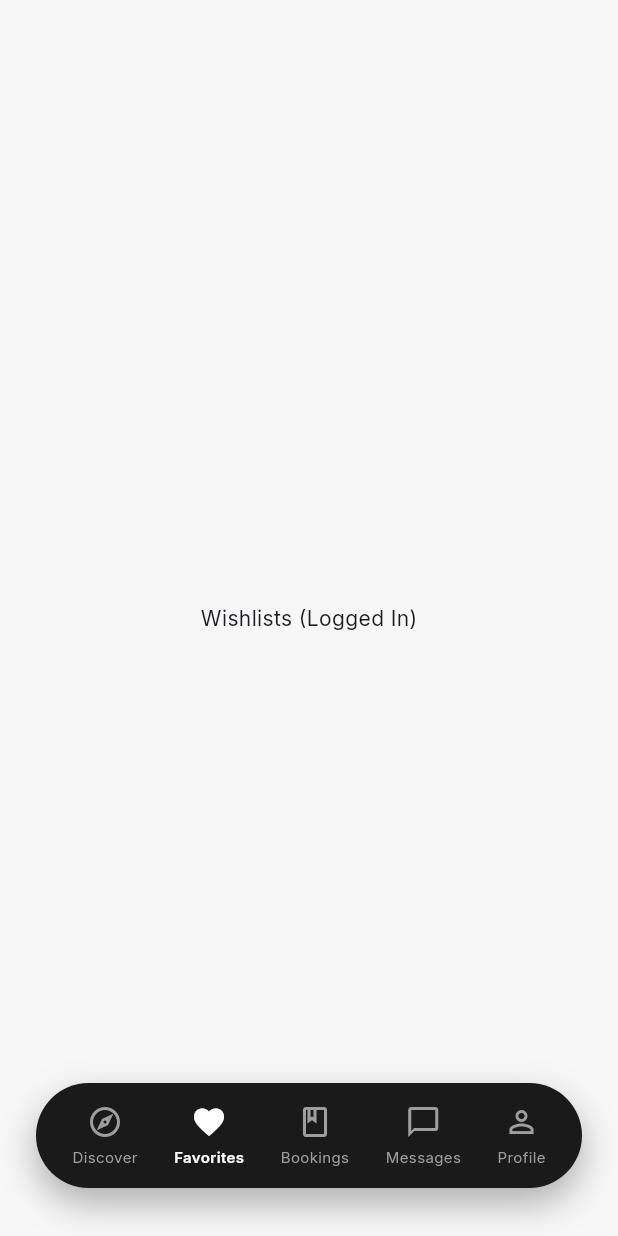
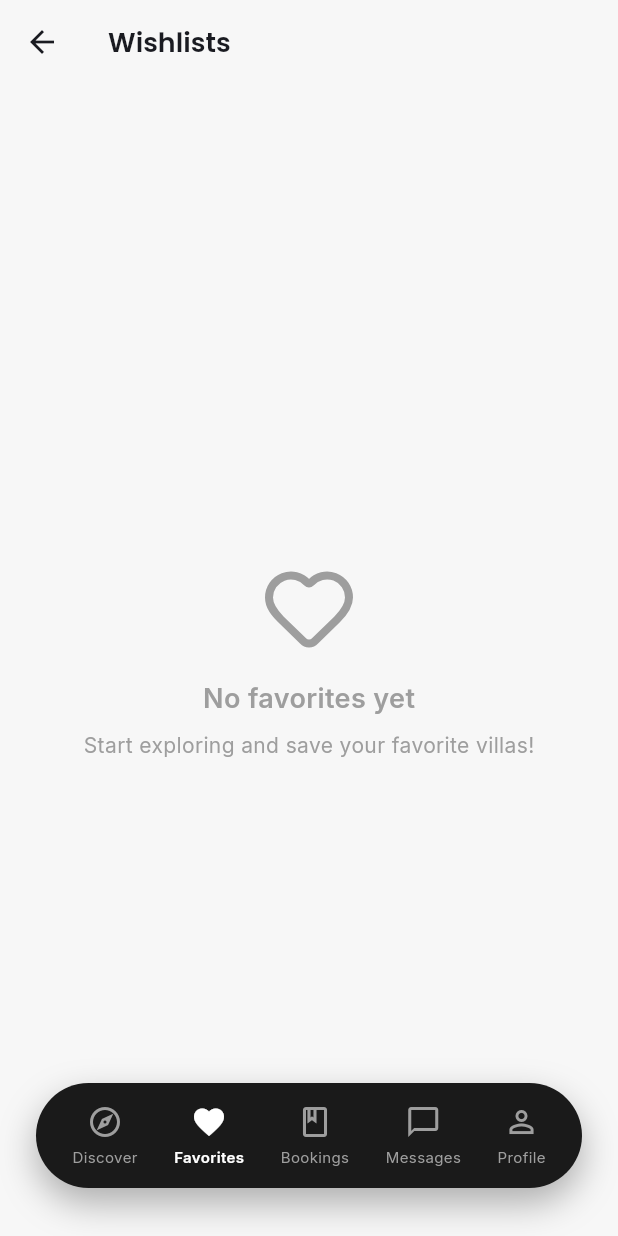
Before and after one commit to IXALS/VillaVibe, a Flutter app: the GuestHomeScreen screen opened directly, item 2 of the bottom bar chosen, on a phone screen of 412 x 824 dp. Run offline on Flutter 3.47's test engine with Material 3 defaults, Android fonts, the phone set to English and light mode, and no system bars; drawn by our look-alikes of flutter_animate; our stand-ins replace cached_network_image, cloud_firestore, firebase_auth, firebase_core, flutter_riverpod, go_router and 5 more; missing offline and left inert: wolt_modal_sheet; accounts and stored records are empty; generated files the repository leaves out were written again; network calls fail.

Commit message:
fix: wishlist screen tab logic

```diff
--- /dev/null
+++ b/lib/features/favorites/presentation/screens/wishlist_screen.dart
@@ -0,0 +1,78 @@
+import 'package:flutter/material.dart';
+import 'package:flutter_riverpod/flutter_riverpod.dart';
+import 'package:flutter_animate/flutter_animate.dart';
+import 'package:lucide_icons/lucide_icons.dart';
+import 'package:go_router/go_router.dart';
+import 'package:villavibe/core/presentation/widgets/property_card.dart';
+import 'package:villavibe/features/favorites/presentation/providers/favorites_provider.dart';
+
+class WishlistScreen extends ConsumerWidget {
+  const WishlistScreen({super.key});
+
+  @override
+  Widget build(BuildContext context, WidgetRef ref) {
+    final favoritesAsync = ref.watch(favoritePropertiesProvider);
+
+    return Scaffold(
+      appBar: AppBar(
+        title: const Text(
+          'Wishlists',
+          style: TextStyle(fontWeight: FontWeight.w600),
+        ),
+        centerTitle: false,
+        backgroundColor: Colors.transparent,
+        elevation: 0,
+      ),
+      body: favoritesAsync.when(
+        data: (properties) {
+          if (properties.isEmpty) {
+            return Center(
+              child: Column(
+                mainAxisAlignment: MainAxisAlignment.center,
+                children: [
+                  const Icon(LucideIcons.heart, size: 64, color: Colors.grey),
+                  const SizedBox(height: 16),
+                  const Text(
+                    'No favorites yet',
+                    style: TextStyle(
+                      fontSize: 18,
+                      fontWeight: FontWeight.w600,
+                      color: Colors.grey,
+                    ),
+                  ),
+                  const SizedBox(height: 8),
+                  const Text(
+                    'Start exploring and save your favorite villas!',
+                    style: TextStyle(color: Colors.grey),
+                  ),
+                ],
+              ).animate().fadeIn(duration: 500.ms),
+            );
+          }
+
+          return ListView.builder(
+            padding: const EdgeInsets.all(16),
+            itemCount: properties.length,
+            itemBuilder: (context, index) {
+              final property = properties[index];
+              return Padding(
+                padding: const EdgeInsets.only(bottom: 16.0),
+                child: PropertyCard(
+                  property: property,
+                  onTap: () {
+                    context.push('/property/${property.id}', extra: property);
+                  },
+                ),
+              )
+                  .animate()
+                  .fadeIn(delay: (100 * index).ms)
+                  .slideX(begin: 0.1, end: 0);
+            },
+          );
+        },
+        loading: () => const Center(child: CircularProgressIndicator()),
+        error: (e, st) => Center(child: Text('Error: $e')),
+      ),
+    );
+  }
+}
--- a/lib/features/guest/presentation/screens/guest_home_screen.dart
+++ b/lib/features/guest/presentation/screens/guest_home_screen.dart
@@ -18,6 +18,7 @@ import 'package:villavibe/features/home/presentation/widgets/destination_card.da
 import 'package:villavibe/features/home/presentation/widgets/search_filter_modal.dart';
 import 'package:villavibe/features/home/presentation/widgets/top_search_bar.dart';
 import 'package:villavibe/features/home/presentation/providers/search_provider.dart';
+import 'package:villavibe/features/favorites/presentation/screens/wishlist_screen.dart';
 import 'package:wolt_modal_sheet/wolt_modal_sheet.dart';
 
 class GuestHomeScreen extends ConsumerStatefulWidget {
@@ -56,7 +57,7 @@ class _GuestHomeScreenState extends ConsumerState<GuestHomeScreen> {
                   'You can create, view, or edit wishlists once you\'ve logged in.',
             );
           }
-          return const Center(child: Text('Wishlists (Logged In)'));
+          return const WishlistScreen();
         case 2: // Trips
           if (user == null) {
             return const LoginPromptView(
```
Also changed, not shown: lib/features/favorites/presentation/providers/favorites_provider.dart (added, +22 -0 lines), lib/features/favorites/presentation/widgets/favorite_button.dart (+42 -6 lines), lib/features/favorites/presentation/providers/favorites_provider.g.dart (added).
